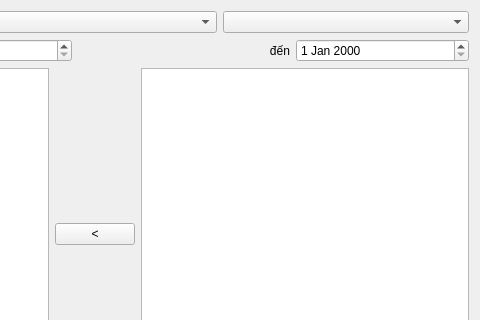
Qt form reportbenhtruyennhiem.ui (xdien/tcmr) before a commit; both pictures show x 291 to 771 and y 0 to 320 of the 771 by 440 pixel window.
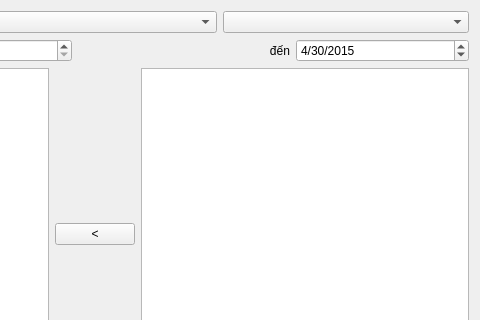
The same form after that commit.

What changed in the file:
```diff
--- a/reportbenhtruyennhiem.ui
+++ b/reportbenhtruyennhiem.ui
@@ -57,7 +57,24 @@
    <item>
     <layout class="QGridLayout" name="gridLayout">
      <item row="0" column="4">
-      <widget class="QDateEdit" name="dateEdit_2"/>
+      <widget class="QDateEdit" name="dateEdit_2">
+       <property name="dateTime">
+        <datetime>
+         <hour>0</hour>
+         <minute>0</minute>
+         <second>0</second>
+         <year>2015</year>
+         <month>4</month>
+         <day>30</day>
+        </datetime>
+       </property>
+       <property name="currentSection">
+        <enum>QDateTimeEdit::MonthSection</enum>
+       </property>
+       <property name="displayFormat">
+        <string>M/d/yyyy</string>
+       </property>
+      </widget>
      </item>
      <item row="0" column="1">
       <widget class="QDateEdit" name="dateEdit"/>
```
Left out of the diff: 9 changed lines with no effect on the pictures.
